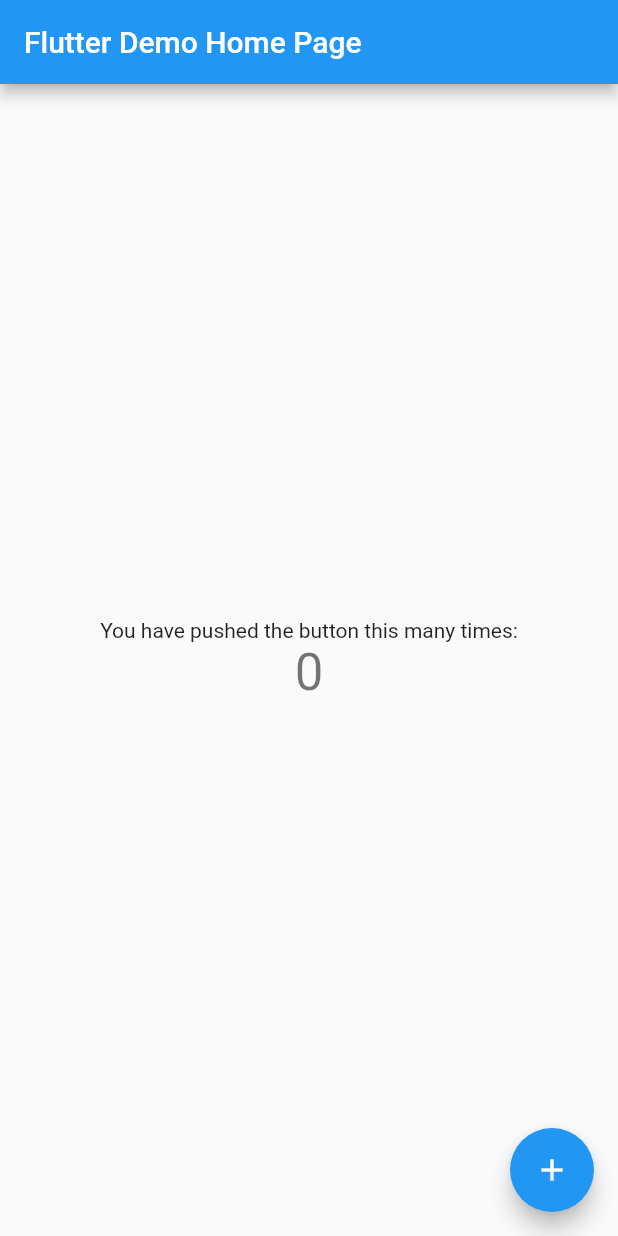
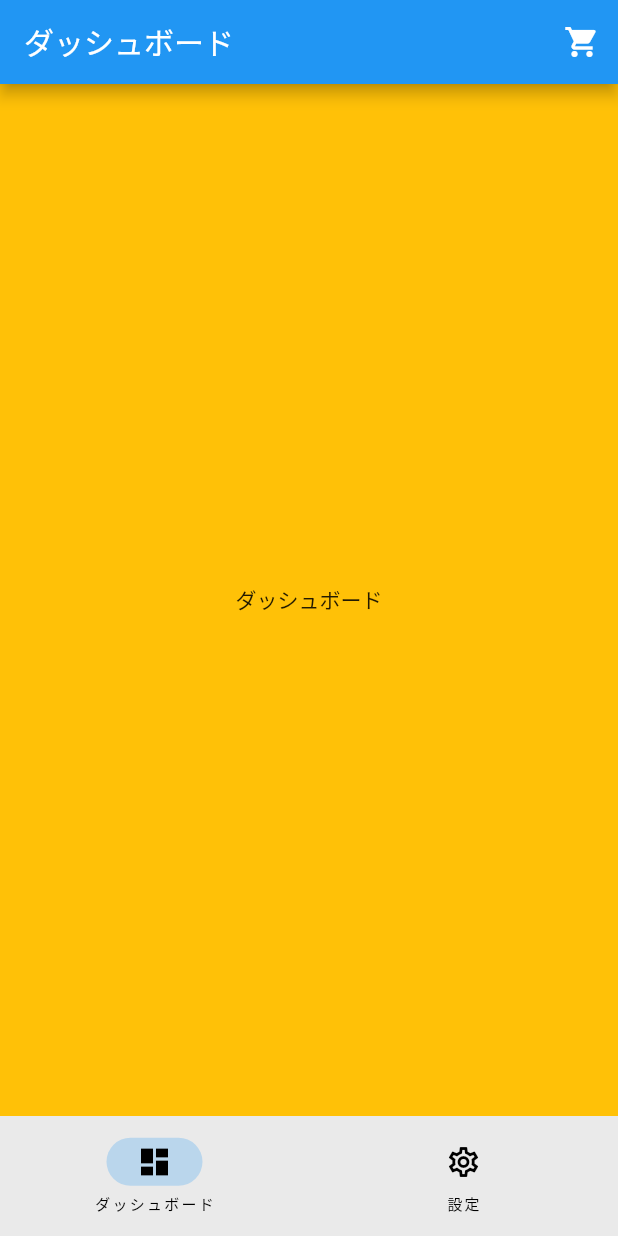
Before and after one commit to susatthi/flutter-sample-auto-route, a Flutter app: the screen it shows after launch, on a phone screen of 412 x 824 dp. Run offline on Flutter 3.47's test engine with Material 2 defaults, Android fonts, the phone set to English and light mode, and no system bars; our stand-ins replace auto_route, flutter_riverpod, url_strategy.

Commit message:
🚀 feat: Implemented

```diff
--- /dev/null
+++ b/lib/app.dart
@@ -0,0 +1,17 @@
+import 'package:flutter/material.dart';
+import 'package:flutter_riverpod/flutter_riverpod.dart';
+
+import 'router.dart';
+
+class App extends ConsumerWidget {
+  const App({super.key});
+
+  @override
+  Widget build(BuildContext context, WidgetRef ref) {
+    final router = ref.watch(routerProvider);
+    return MaterialApp.router(
+      debugShowCheckedModeBanner: false,
+      routerConfig: router.config(),
+    );
+  }
+}
--- /dev/null
+++ b/lib/component/navigation.dart
@@ -0,0 +1,94 @@
+import 'package:auto_route/auto_route.dart';
+import 'package:flutter/material.dart';
+
+import '../router.dart';
+
+enum NavigationItem {
+  dashboard(
+    label: 'ダッシュボード',
+    icon: Icons.dashboard_outlined,
+    selectedIcon: Icons.dashboard,
+  ),
+  settings(
+    label: '設定',
+    icon: Icons.settings_outlined,
+    selectedIcon: Icons.settings,
+  ),
+  ;
+
+  const NavigationItem({
+    required this.label,
+    required this.icon,
+    required this.selectedIcon,
+  });
+
+  final String label;
+  final IconData icon;
+  final IconData selectedIcon;
+
+  static NavigationItem indexOf(int index) => NavigationItem.values[index];
+}
+
+@RoutePage()
+class NavigationPage extends StatelessWidget {
+  const NavigationPage({super.key});
+
+  @override
+  Widget build(BuildContext context) {
+    return AutoTabsRouter(
+      routes: const [
+        DashboardRoute(),
+        SettingsRouterRoute(),
+      ],
+      transitionBuilder: (context, child, animation) {
+        return AnimatedBuilder(
+          animation: animation,
+          builder: (context, _) => child,
+        );
+      },
+      builder: (context, child) {
+        final tabsRouter = context.tabsRouter;
+        return Scaffold(
+          body: child,
+          bottomNavigationBar: _NavigationBar(tabsRouter: tabsRouter),
+        );
+      },
+    );
+  }
+}
+
+class _NavigationBar extends StatelessWidget {
+  const _NavigationBar({
+    required this.tabsRouter,
+  });
+
+  final TabsRouter tabsRouter;
+
+  @override
+  Widget build(BuildContext context) {
+    return NavigationBar(
+      selectedIndex: tabsRouter.activeIndex,
+      destinations: NavigationItem.values
+          .map((item) => _NavigationDestination(item: item))
+          .toList(),
+      onDestinationSelected: tabsRouter.setActiveIndex,
+    );
+  }
+}
+
+class _NavigationDestination extends StatelessWidget {
+  const _NavigationDestination({
+    required this.item,
+  });
+
+  final NavigationItem item;
+
+  @override
+  Widget build(BuildContext context) {
+    return NavigationDestination(
+      icon: Icon(item.icon),
+      selectedIcon: Icon(item.selectedIcon),
+      label: item.label,
+    );
+  }
+}
--- /dev/null
+++ b/lib/feature/dashboard/page/dashboard_page.dart
@@ -0,0 +1,33 @@
+import 'package:auto_route/auto_route.dart';
+import 'package:flutter/material.dart';
+import 'package:flutter_riverpod/flutter_riverpod.dart';
+
+import '../../../router.dart';
+
+@RoutePage()
+class DashboardPage extends ConsumerWidget {
+  const DashboardPage({super.key});
+
+  @override
+  Widget build(BuildContext context, WidgetRef ref) {
+    return Scaffold(
+      appBar: AppBar(
+        title: const Text('ダッシュボード'),
+        actions: [
+          IconButton(
+            onPressed: () async {
+              await context.router.push(const CartRoute());
+            },
+            icon: const Icon(Icons.shopping_cart),
+          )
+        ],
+      ),
+      body: const ColoredBox(
+        color: Colors.amber,
+        child: Center(
+          child: Text('ダッシュボード'),
+        ),
+      ),
+    );
+  }
+}
--- a/lib/main.dart
+++ b/lib/main.dart
@@ -1,67 +1,14 @@
 import 'package:flutter/material.dart';
+import 'package:flutter_riverpod/flutter_riverpod.dart';
+import 'package:url_strategy/url_strategy.dart';
+
+import 'app.dart';
 
 void main() {
-  runApp(const MyApp());
+  setPathUrlStrategy();
+  runApp(
+    const ProviderScope(
+      child: App(),
+    ),
+  );
 }
-
-class MyApp extends StatelessWidget {
-  const MyApp({super.key});
-
-  @override
-  Widget build(BuildContext context) {
-    return MaterialApp(
-      title: 'Flutter Demo',
-      theme: ThemeData(
-        primarySwatch: Colors.blue,
-      ),
-      home: const MyHomePage(title: 'Flutter Demo Home Page'),
-    );
-  }
-}
-
-class MyHomePage extends StatefulWidget {
-  const MyHomePage({super.key, required this.title});
-
-  final String title;
-
-  @override
-  State<MyHomePage> createState() => _MyHomePageState();
-}
-
-class _MyHomePageState extends State<MyHomePage> {
-  int _counter = 0;
-
-  void _incrementCounter() {
-    setState(() {
-      _counter++;
-    });
-  }
-
-  @override
-  Widget build(BuildContext context) {
-    return Scaffold(
-      appBar: AppBar(
-        title: Text(widget.title),
-      ),
-      body: Center(
-        child: Column(
-          mainAxisAlignment: MainAxisAlignment.center,
-          children: <Widget>[
-            const Text(
-              'You have pushed the button this many times:',
-            ),
-            Text(
-              '$_counter',
-              style: Theme.of(context).textTheme.headlineMedium,
-            ),
-          ],
-        ),
-      ),
-      floatingActionButton: FloatingActionButton(
-        onPressed: _incrementCounter,
-        tooltip: 'Increment',
-        child: const Icon(Icons.add),
-      ),
-    );
-  }
-}
--- a/pubspec.yaml
+++ b/pubspec.yaml
@@ -6,13 +6,16 @@ environment:
   sdk: '>=2.19.6 <3.0.0'
 
 dependencies:
+  auto_route: ^6.3.0
   collection: ^1.17.0
   cupertino_icons: ^1.0.2
   flutter:
     sdk: flutter
   flutter_riverpod: ^2.3.5
+  url_strategy: 0.2.0
 
 dev_dependencies:
+  auto_route_generator: ^6.2.0
   build_runner: ^2.3.3
   pedantic_mono: ^1.21.1
 
```
Also changed, not shown: lib/feature/cart/page/cart_page.dart (added, +23 -0 lines), lib/feature/error/page/not_found_page.dart (added, +23 -0 lines), lib/feature/settings/page/settings_details_page.dart (added, +28 -0 lines), lib/feature/settings/page/settings_page.dart (added, +37 -0 lines), lib/router.dart (added, +57 -0 lines), lib/router.gr.dart (added), pubspec.lock, 1 other file.
